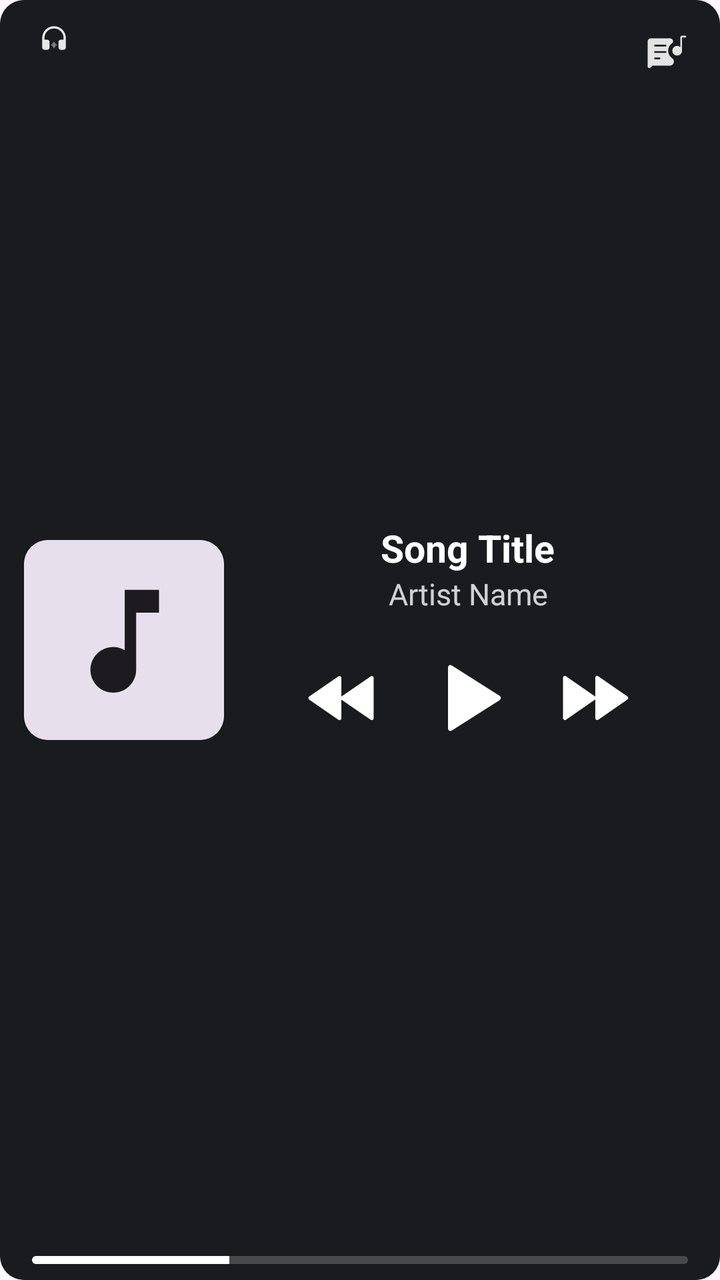
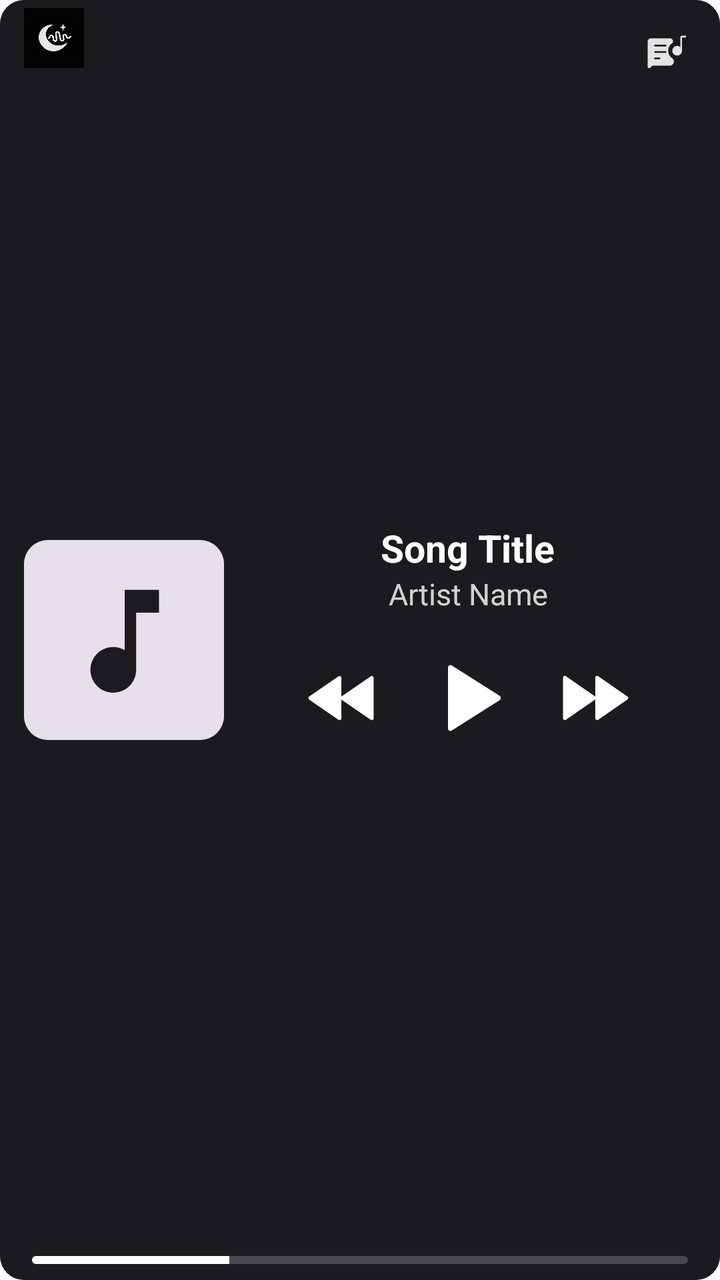

Before-and-after screenshots of an Android layout around one commit, followed by the original layout XML and the change that was made.
<!-- AndroidManifest.xml: application theme Theme.Moonwave -->
<!-- res/layout/widget_medium.xml -->
<?xml version="1.0" encoding="utf-8"?>
<RelativeLayout xmlns:android="http://schemas.android.com/apk/res/android"
    android:layout_width="match_parent"
    android:layout_height="match_parent"
    android:background="@drawable/widget_background">

    
    <ImageView
        android:id="@+id/widget_aura"
        android:layout_width="match_parent"
        android:layout_height="match_parent"
        android:alpha="0.4"
        android:background="@drawable/widget_background"
        android:clipToOutline="true"
        android:scaleType="centerCrop"
        android:visibility="visible" />

    
    <ImageView
        android:id="@+id/widget_album_art"
        android:layout_width="100dp"
        android:layout_height="100dp"
        android:layout_alignParentStart="true"
        android:layout_centerVertical="true"
        android:layout_margin="12dp"
        android:background="@drawable/shape_album_art_round"
        android:clipToOutline="true"
        android:scaleType="centerCrop"
        android:src="@drawable/default_album_art" />

    
    <ViewFlipper
        android:id="@+id/widget_flipper"
        android:layout_width="match_parent"
        android:layout_height="wrap_content"
        android:layout_centerVertical="true"
        android:layout_toEndOf="@id/widget_album_art"
        android:layout_marginEnd="16dp"
        android:autoStart="false">

        
        <LinearLayout
            android:layout_width="match_parent"
            android:layout_height="wrap_content"
            android:gravity="center"
            android:orientation="vertical">

            <TextView
                android:id="@+id/widget_song_title"
                android:layout_width="wrap_content"
                android:layout_height="wrap_content"
                android:ellipsize="end"
                android:maxLines="1"
                android:text="Song Title"
                android:textColor="@color/white"
                android:textSize="19sp"
                android:textStyle="bold"
                android:gravity="center" />

            <TextView
                android:id="@+id/widget_artist_name"
                android:layout_width="wrap_content"
                android:layout_height="wrap_content"
                android:alpha="0.8"
                android:ellipsize="end"
                android:maxLines="1"
                android:text="Artist Name"
                android:textColor="@color/white"
                android:textSize="15sp"
                android:gravity="center" />

            <LinearLayout
                android:layout_width="wrap_content"
                android:layout_height="wrap_content"
                android:layout_marginTop="12dp"
                android:gravity="center"
                android:orientation="horizontal">

                <ImageButton
                    android:id="@+id/widget_prev"
                    android:layout_width="44dp"
                    android:layout_height="44dp"
                    android:background="@android:color/transparent"
                    android:scaleType="fitCenter"
                    android:src="@drawable/ic_skip_previous" />

                <ImageButton
                    android:id="@+id/widget_play_pause"
                    android:layout_width="60dp"
                    android:layout_height="60dp"
                    android:layout_marginHorizontal="12dp"
                    android:background="@android:color/transparent"
                    android:scaleType="fitCenter"
                    android:src="@drawable/ic_play" />

                <ImageButton
                    android:id="@+id/widget_next"
                    android:layout_width="44dp"
                    android:layout_height="44dp"
                    android:background="@android:color/transparent"
                    android:scaleType="fitCenter"
                    android:src="@drawable/ic_skip_next" />
            </LinearLayout>
        </LinearLayout>

        
        <LinearLayout
            android:layout_width="match_parent"
            android:layout_height="wrap_content"
            android:gravity="center"
            android:orientation="vertical">

            <TextView
                android:id="@+id/widget_lyrics_text"
                android:layout_width="match_parent"
                android:layout_height="wrap_content"
                android:text="..."
                android:textColor="@color/white"
                android:textSize="20sp"
                android:textStyle="bold"
                android:alpha="0.7"
                android:maxLines="4"
                android:gravity="start"
                android:layout_marginHorizontal="8dp" />
        </LinearLayout>

    </ViewFlipper>

    
    <ProgressBar
        android:id="@+id/widget_progress"
        style="?android:attr/progressBarStyleHorizontal"
        android:layout_width="match_parent"
        android:layout_height="4dp"
        android:layout_alignParentBottom="true"
        android:layout_marginHorizontal="16dp"
        android:layout_marginBottom="8dp"
        android:progress="30"
        android:progressDrawable="@drawable/widget_progress_bar" />

    
    
    
    <ImageView
        android:layout_width="30dp"
        android:layout_height="30dp"
        android:layout_alignParentTop="true"
        android:layout_alignParentStart="true"
        android:layout_marginTop="4dp"
        android:layout_marginStart="12dp"
        android:src="@drawable/ic_launcher_foreground"
        android:alpha="0.9"
        android:contentDescription="SpatialFlow Logo" />

    
    <ImageButton
        android:id="@+id/widget_toggle_lyrics"
        android:layout_width="56dp"
        android:layout_height="56dp"
        android:layout_alignParentTop="true"
        android:layout_alignParentEnd="true"
        android:layout_marginTop="0dp"
        android:layout_marginEnd="0dp"
        android:background="?android:attr/selectableItemBackgroundBorderless"
        android:src="@drawable/ic_lyrics"
        android:scaleType="centerInside"
        android:padding="16dp"
        android:alpha="1.0" />

</RelativeLayout>
<!-- resources referenced by this layout -->
<resources>
  <color name="white">#FFFFFF</color>
  <!-- drawable ic_launcher_foreground: vector/xml drawable (drawable, 2882 chars, omitted) -->
  <!-- drawable widget_background (drawable) -->
  <?xml version="1.0" encoding="utf-8"?>
  <shape xmlns:android="http://schemas.android.com/apk/res/android">
      <solid android:color="@color/widget_background" />
      <corners android:radius="12dp" />
  </shape>
  <color name="widget_background">#1D1B20</color>
  <color name="white_20">#33FFFFFF</color>
  <color name="md_theme_light_surfaceContainer">#F3EDF7</color>
  <color name="md_theme_light_surfaceContainerHigh">#ECE6F0</color>
  <color name="md_theme_light_surfaceContainerHighest">#E6E0E9</color>
  <style name="ShapeAppearance.SpatialFlow.ExtraLarge" parent="ShapeAppearance.Material3.Corner.Large">
          <item name="cornerFamily">rounded</item>
          <item name="cornerSize">32dp</item>
      </style>
  <color name="md_theme_light_outline">#79747E</color>
  <color name="md_theme_light_outlineVariant">#CAC4D0</color>
  <color name="md_theme_light_primary">#6750A4</color>
  <color name="md_theme_light_onPrimary">#FFFFFF</color>
  <color name="md_theme_light_primaryContainer">#EADDFF</color>
  <color name="md_theme_light_onPrimaryContainer">#21005D</color>
  <color name="md_theme_light_secondary">#625B71</color>
  <color name="md_theme_light_onSecondary">#FFFFFF</color>
  <color name="md_theme_light_secondaryContainer">#E8DEF8</color>
  <color name="md_theme_light_onSecondaryContainer">#1D192B</color>
  <color name="md_theme_light_tertiary">#7D5260</color>
  <color name="md_theme_light_onTertiary">#FFFFFF</color>
  <color name="md_theme_light_tertiaryContainer">#FFD8E4</color>
  <color name="md_theme_light_onTertiaryContainer">#31111D</color>
  <color name="md_theme_light_background">#FEF7FF</color>
  <color name="md_theme_light_surface">#FEF7FF</color>
  <color name="md_theme_light_surfaceVariant">#E7E0EC</color>
  <color name="md_theme_light_onSurface">#1D1B20</color>
  <color name="md_theme_light_onSurfaceVariant">#49454F</color>
  <color name="md_theme_primary">#6750A4</color>
  <style name="TextAppearance.SpatialFlow.DisplayMedium" parent="TextAppearance.Material3.DisplayMedium">
  
          <item name="android:textSize">45sp</item>
          <item name="android:letterSpacing">-0.01</item>
      </style>
  <style name="TextAppearance.SpatialFlow.DisplaySmall" parent="TextAppearance.Material3.DisplaySmall">
  
          <item name="android:textSize">36sp</item>
          <item name="android:letterSpacing">0</item>
      </style>
  <style name="TextAppearance.SpatialFlow.HeadlineLarge" parent="TextAppearance.Material3.HeadlineLarge">
  
          <item name="android:textSize">32sp</item>
          <item name="android:letterSpacing">0</item>
      </style>
  <style name="TextAppearance.SpatialFlow.HeadlineSmall" parent="TextAppearance.Material3.HeadlineSmall">
  
          <item name="android:textSize">24sp</item>
          <item name="android:letterSpacing">0</item>
      </style>
  <style name="TextAppearance.SpatialFlow.TitleMedium" parent="TextAppearance.Material3.TitleMedium">
  
          <item name="android:textSize">16sp</item>
          <item name="android:letterSpacing">0.01</item>
      </style>
  <style name="TextAppearance.SpatialFlow.TitleSmall" parent="TextAppearance.Material3.TitleSmall">
  
          <item name="android:textSize">14sp</item>
          <item name="android:letterSpacing">0.01</item>
      </style>
  <style name="TextAppearance.SpatialFlow.BodySmall" parent="TextAppearance.Material3.BodySmall">
  
          <item name="android:textSize">12sp</item>
          <item name="android:letterSpacing">0.03</item>
      </style>
  <style name="TextAppearance.SpatialFlow.LabelMedium" parent="TextAppearance.Material3.LabelMedium">
  
          <item name="android:textSize">12sp</item>
          <item name="android:letterSpacing">0.04</item>
      </style>
  <!-- unchanged entries left out for length: 19 -->
</resources>

<!-- the commit's change to res/layout/widget_medium.xml (unified diff, before → after) -->
@@ -148,9 +148,9 @@
         android:layout_alignParentStart="true"
         android:layout_marginTop="4dp"
         android:layout_marginStart="12dp"
-        android:src="@drawable/ic_launcher_foreground"
+        android:src="@drawable/ic_applogo"
         android:alpha="0.9"
-        android:contentDescription="SpatialFlow Logo" />
+        android:contentDescription="MOONWAVE Logo" />
 
     
     <ImageButton
<!-- resource entries referenced after the edit -->
@@ -1,7 +1,7 @@
 <!-- resources referenced by this layout -->
 <resources>
   <color name="white">#FFFFFF</color>
-  <!-- drawable ic_launcher_foreground: vector/xml drawable (drawable, 2882 chars, omitted) -->
+  <!-- drawable ic_applogo: png bitmap (drawable, 123502 bytes) -->
   <!-- drawable widget_background (drawable) -->
   <?xml version="1.0" encoding="utf-8"?>
   <shape xmlns:android="http://schemas.android.com/apk/res/android">
